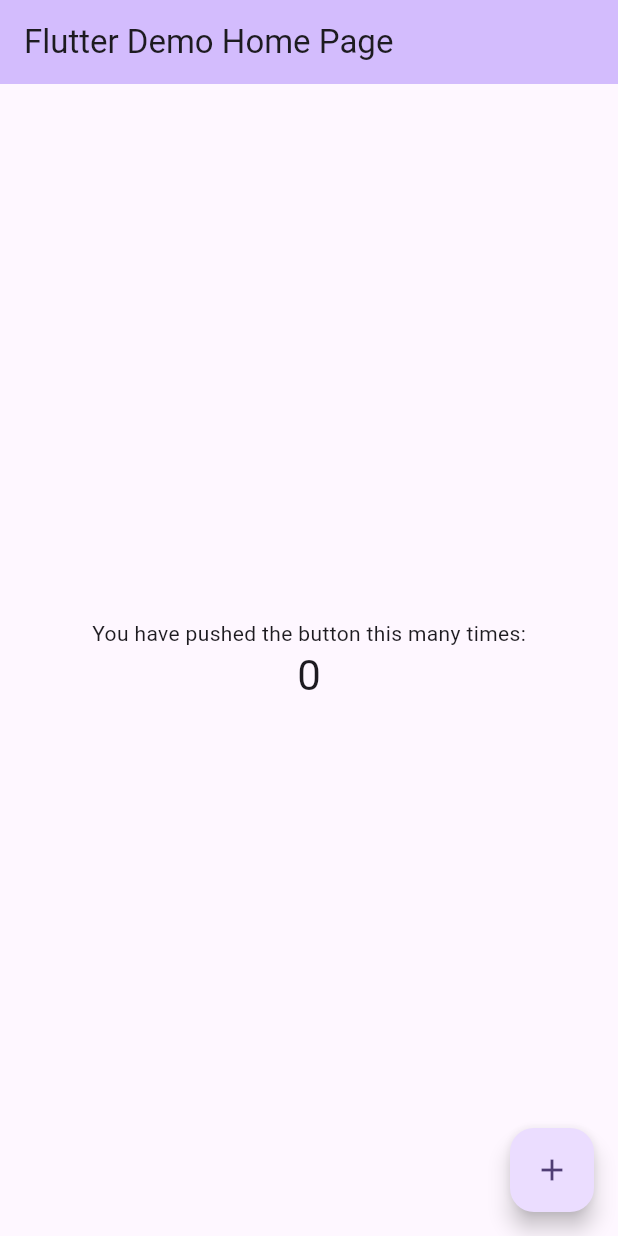
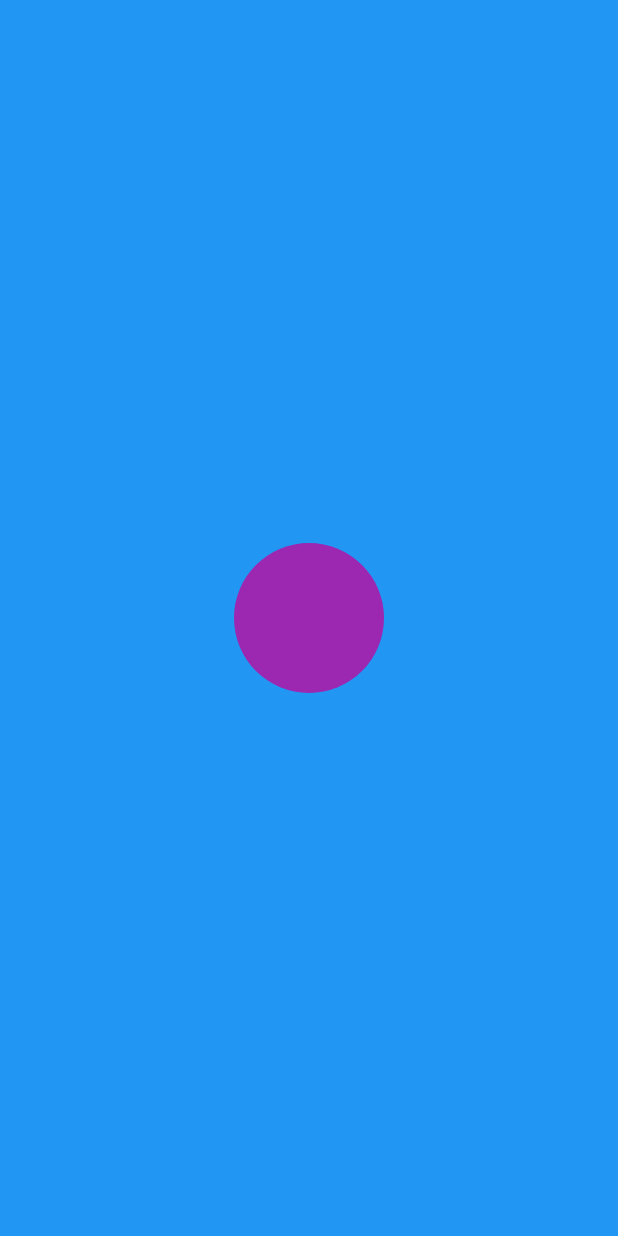
Before and after one commit to JomarinDeTe/taskly, a Flutter app: the screen it shows after launch, on a phone screen of 412 x 824 dp. Run offline on Flutter 3.47's test engine with Material 3 defaults, Android fonts, the phone set to English and light mode, and no system bars.

Commit message:
added button - to be animate

```diff
--- a/lib/main.dart
+++ b/lib/main.dart
@@ -1,4 +1,5 @@
 import 'package:flutter/material.dart';
+import 'pages/home_page.dart';
 
 void main() {
   runApp(const MyApp());
@@ -11,115 +12,12 @@ class MyApp extends StatelessWidget {
   @override
   Widget build(BuildContext context) {
     return MaterialApp(
-      title: 'Flutter Demo',
+      title: 'Animo',
       theme: ThemeData(
-        // This is the theme of your application.
-        //
-        // TRY THIS: Try running your application with "flutter run". You'll see
-        // the application has a purple toolbar. Then, without quitting the app,
-        // try changing the seedColor in the colorScheme below to Colors.green
-        // and then invoke "hot reload" (save your changes or press the "hot
-        // reload" button in a Flutter-supported IDE, or press "r" if you used
-        // the command line to start the app).
-        //
-        // Notice that the counter didn't reset back to zero; the application
-        // state is not lost during the reload. To reset the state, use hot
-        // restart instead.
-        //
-        // This works for code too, not just values: Most code changes can be
-        // tested with just a hot reload.
         colorScheme: ColorScheme.fromSeed(seedColor: Colors.deepPurple),
         useMaterial3: true,
       ),
-      home: const MyHomePage(title: 'Flutter Demo Home Page'),
+      home: HomePage(),
     );
   }
 }
-
-class MyHomePage extends StatefulWidget {
-  const MyHomePage({super.key, required this.title});
-
-  // This widget is the home page of your application. It is stateful, meaning
-  // that it has a State object (defined below) that contains fields that affect
-  // how it looks.
-
-  // This class is the configuration for the state. It holds the values (in this
-  // case the title) provided by the parent (in this case the App widget) and
-  // used by the build method of the State. Fields in a Widget subclass are
-  // always marked "final".
-
-  final String title;
-
-  @override
-  State<MyHomePage> createState() => _MyHomePageState();
-}
-
-class _MyHomePageState extends State<MyHomePage> {
-  int _counter = 0;
-
-  void _incrementCounter() {
-    setState(() {
-      // This call to setState tells the Flutter framework that something has
-      // changed in this State, which causes it to rerun the build method below
-      // so that the display can reflect the updated values. If we changed
-      // _counter without calling setState(), then the build method would not be
-      // called again, and so nothing would appear to happen.
-      _counter++;
-    });
-  }
-
-  @override
-  Widget build(BuildContext context) {
-    // This method is rerun every time setState is called, for instance as done
-    // by the _incrementCounter method above.
-    //
-    // The Flutter framework has been optimized to make rerunning build methods
-    // fast, so that you can just rebuild anything that needs updating rather
-    // than having to individually change instances of widgets.
-    return Scaffold(
-      appBar: AppBar(
-        // TRY THIS: Try changing the color here to a specific color (to
-        // Colors.amber, perhaps?) and trigger a hot reload to see the AppBar
-        // change color while the other colors stay the same.
-        backgroundColor: Theme.of(context).colorScheme.inversePrimary,
-        // Here we take the value from the MyHomePage object that was created by
-        // the App.build method, and use it to set our appbar title.
-        title: Text(widget.title),
-      ),
-      body: Center(
-        // Center is a layout widget. It takes a single child and positions it
-        // in the middle of the parent.
-        child: Column(
-          // Column is also a layout widget. It takes a list of children and
-          // arranges them vertically. By default, it sizes itself to fit its
-          // children horizontally, and tries to be as tall as its parent.
-          //
-          // Column has various properties to control how it sizes itself and
-          // how it positions its children. Here we use mainAxisAlignment to
-          // center the children vertically; the main axis here is the vertical
-          // axis because Columns are vertical (the cross axis would be
-          // horizontal).
-          //
-          // TRY THIS: Invoke "debug painting" (choose the "Toggle Debug Paint"
-          // action in the IDE, or press "p" in the console), to see the
-          // wireframe for each widget.
-          mainAxisAlignment: MainAxisAlignment.center,
-          children: <Widget>[
-            const Text(
-              'You have pushed the button this many times:',
-            ),
-            Text(
-              '$_counter',
-              style: Theme.of(context).textTheme.headlineMedium,
-            ),
-          ],
-        ),
-      ),
-      floatingActionButton: FloatingActionButton(
-        onPressed: _incrementCounter,
-        tooltip: 'Increment',
-        child: const Icon(Icons.add),
-      ), // This trailing comma makes auto-formatting nicer for build methods.
-    );
-  }
-}
--- /dev/null
+++ b/lib/pages/home_page.dart
@@ -0,0 +1,49 @@
+import 'package:flutter/material.dart';
+
+class HomePage extends StatefulWidget {
+  @override
+  State<StatefulWidget> createState() {
+    return _HomePageState();
+  }
+}
+
+class _HomePageState extends State<HomePage> {
+  @override
+  Widget build(BuildContext context) {
+    return Scaffold(
+      body: Container(
+        child: Stack(
+          clipBehavior: Clip.none,
+          children: [
+            _pageBackground(),
+            _circularAnimation(),
+          ],
+        ),
+      ),
+    );
+  }
+
+  Widget _pageBackground() {
+    return Container(
+      color: Colors.blue,
+    );
+  }
+
+  Widget _circularAnimation() {
+    return Center(
+      child: GestureDetector(
+        onTap: () {
+          print("Tapped!");
+        },
+        child: Container(
+          height: 100,
+          width: 100,
+          decoration: BoxDecoration(
+            color: Colors.purple,
+            borderRadius: BorderRadius.circular(100),
+          ),
+        ),
+      ),
+    );
+  }
+}
```
